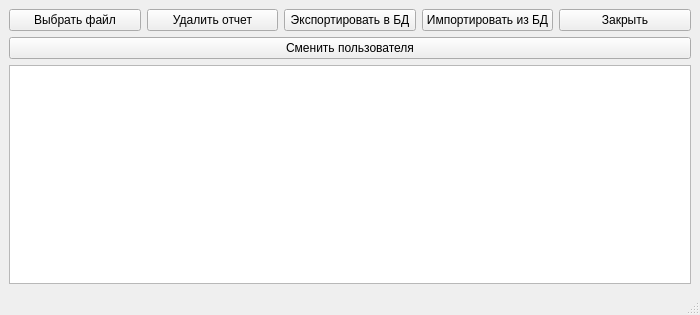
Before: the Qt Designer form mainWindow.ui in RomanB51/Project, drawn with Qt 5.
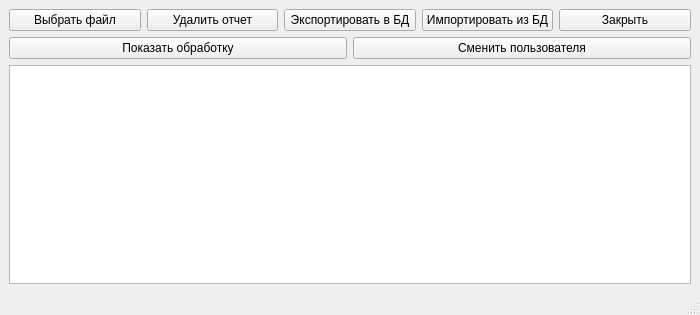
After: the same form once the commit is applied.

Commit message: Password Window is OK

```diff
--- a/mainWindow.ui
+++ b/mainWindow.ui
@@ -59,11 +59,22 @@
          </layout>
         </item>
         <item>
+         <layout class="QHBoxLayout" name="horizontalLayout_2">
+          <item>
+           <widget class="QPushButton" name="pushButton_Report">
+            <property name="text">
+             <string>Показать обработку</string>
+            </property>
+           </widget>
+          </item>
+          <item>
          <widget class="QPushButton" name="pushButton_6">
           <property name="text">
            <string>Сменить пользователя</string>
           </property>
          </widget>
+          </item>
+         </layout>
         </item>
        </layout>
       </item>
```
Lines whose indentation alone changed are shown as unchanged. The commit also changes 6 other files.
